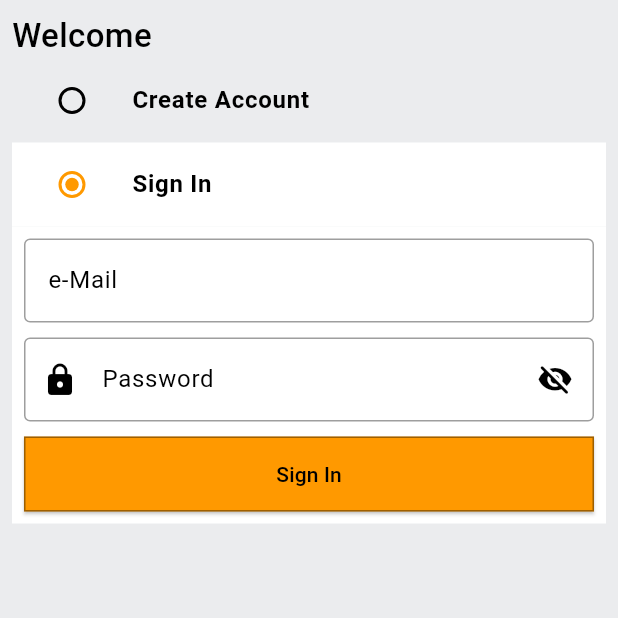
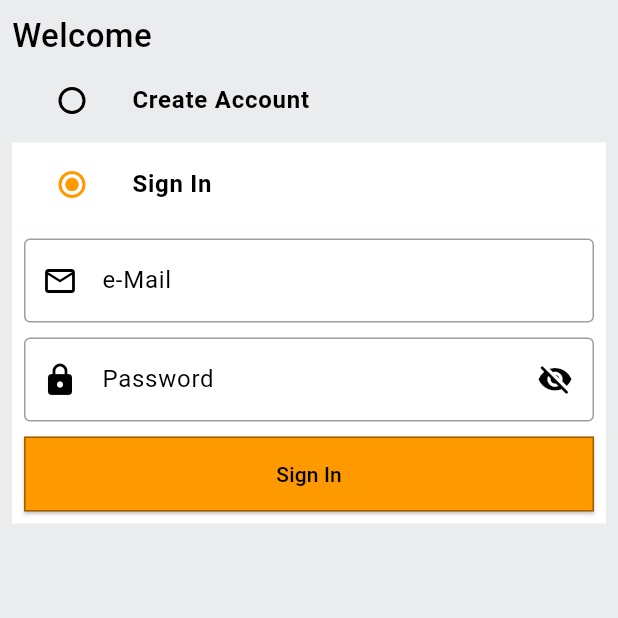
Before and after one commit to EmreDmrell/flutter_amazon_clone, a Flutter app: the screen it shows after launch, on a phone screen of 412 x 824 dp, the top half of it. Run offline on Flutter 3.47's test engine with Material 3 defaults, Android fonts, the phone set to English and light mode, and no system bars.

Commit message:
Password visibility issue has been fixed. Custom text field suffix icon problem has been fixed

```diff
--- a/lib/common/widgets/custom_text_field.dart
+++ b/lib/common/widgets/custom_text_field.dart
@@ -29,6 +29,7 @@ class CustomTextField extends StatelessWidget {
         enabledBorder: const OutlineInputBorder(
           borderSide: BorderSide(color: Colors.black38),
         ),
+        prefixIcon: icon ?? null,
       ),
       validator: (val) {
         if (val == null || val.isEmpty) {
--- a/lib/common/widgets/password_text_field.dart
+++ b/lib/common/widgets/password_text_field.dart
@@ -35,7 +35,7 @@ class _PasswordTextFieldState extends State<PasswordTextField> {
     return TextFormField(
       controller: widget.controller,
       keyboardType: widget.keyboardType,
-      obscureText: true,
+      obscureText: _obscured,
       decoration: InputDecoration(
         hintText: widget.hintText,
         border: const OutlineInputBorder(
```
